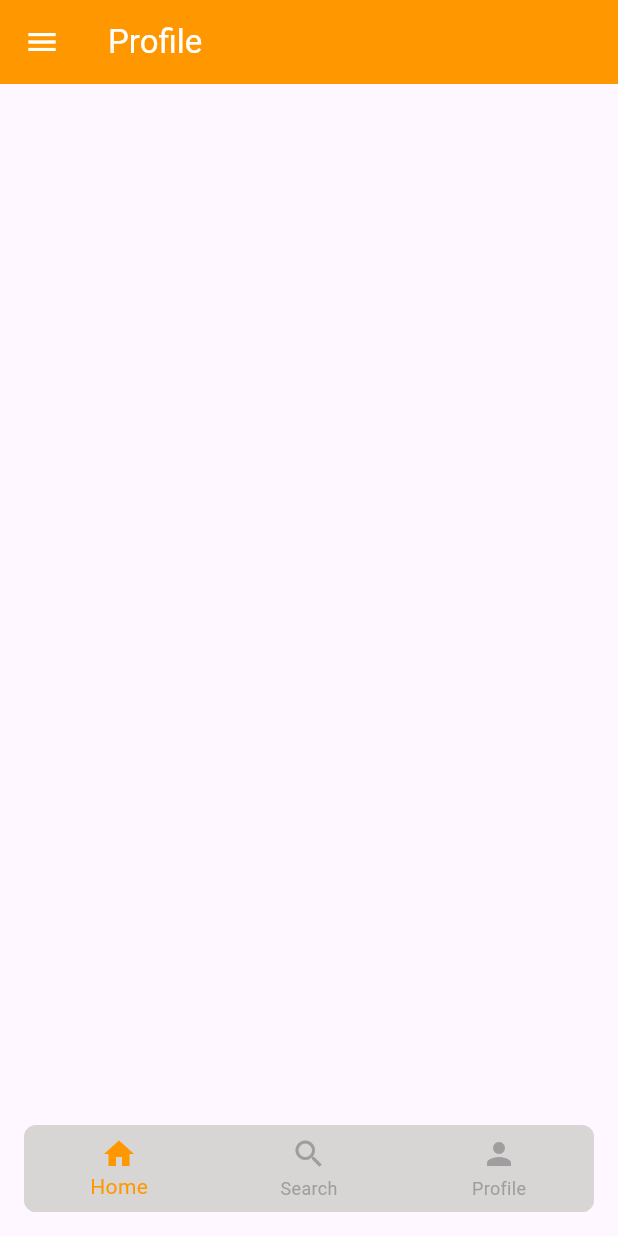
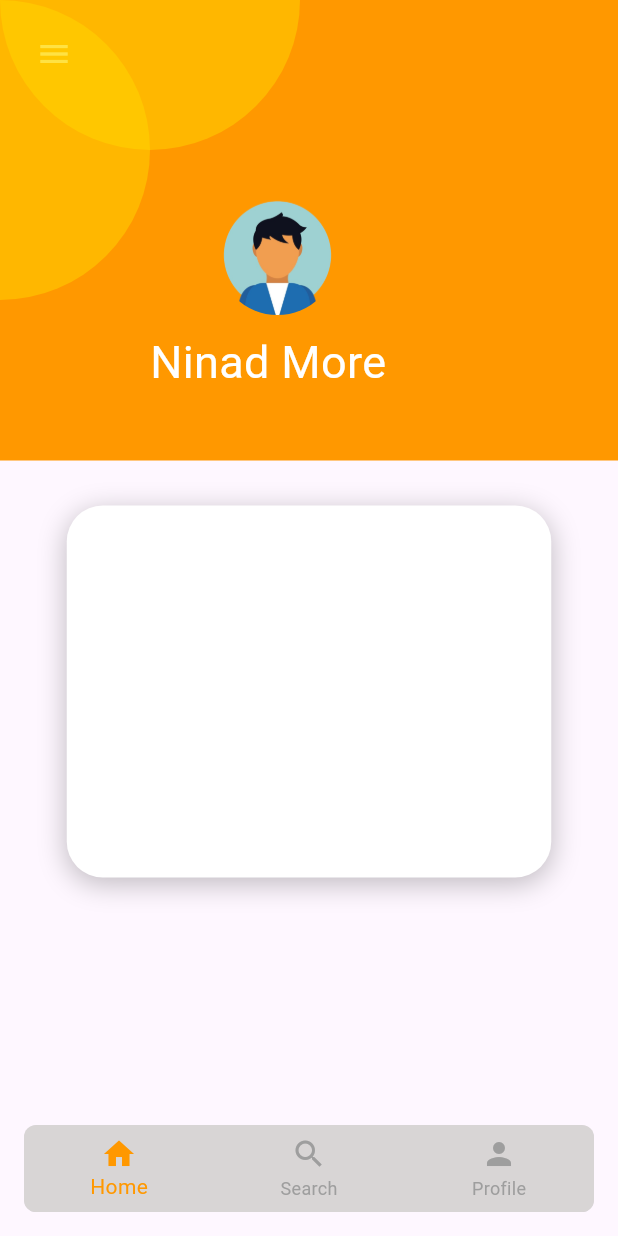
Before and after one commit to ninad-moree/Flutter-UI-Screens, a Flutter app: the ProfileScreen screen opened directly, on a phone screen of 412 x 824 dp. Run offline on Flutter 3.47's test engine with Material 3 defaults, Android fonts, the light colour scheme and no system bars; our stand-ins replace flutter_zoom_drawer.

Commit message:
Profile Screen Updated

```diff
--- a/lib/profile_screen/profile_screen.dart
+++ b/lib/profile_screen/profile_screen.dart
@@ -9,13 +9,100 @@ class ProfileScreen extends StatelessWidget {
   @override
   Widget build(BuildContext context) {
     return Scaffold(
-      appBar: AppBar(
-        title: const Text(
-          'Profile',
-          style: TextStyle(color: Colors.white),
+      body: SingleChildScrollView(
+        child: Column(
+          children: [
+            SizedBox(
+              width: double.infinity,
+              child: Stack(
+                children: [
+                  Container(
+                    width: MediaQuery.of(context).size.width,
+                    height: 307,
+                    decoration: const BoxDecoration(
+                      color: Colors.orange /*Color(0xFF50C2C9)*/,
+                    ),
+                  ),
+                  Padding(
+                    padding: const EdgeInsets.all(8.0),
+                    child: AppBar(
+                      leading: const MenuWidget(),
+                      backgroundColor: Colors.transparent,
+                    ),
+                  ),
+                  Positioned(
+                    left: 0,
+                    top: -100,
+                    child: Container(
+                      width: 200,
+                      height: 200,
+                      decoration: const ShapeDecoration(
+                        color: Color(0x7CFFD700),
+                        shape: OvalBorder(),
+                      ),
+                    ),
+                  ),
+                  Positioned(
+                    left: -100,
+                    top: 0,
+                    child: Container(
+                      width: 200,
+                      height: 200,
+                      decoration: const ShapeDecoration(
+                        color: Color(0x7CFFD700),
+                        shape: OvalBorder(),
+                      ),
+                    ),
+                  ),
+                  const Positioned(
+                    top: 130,
+                    left: 145,
+                    child: CircleAvatar(
+                      backgroundColor: Colors.transparent,
+                      radius: 40,
+                      backgroundImage: AssetImage('assets/images/profile.png'),
+                    ),
+                  ),
+                  const Positioned(
+                    top: 220,
+                    left: 100,
+                    child: Text(
+                      'Ninad More',
+                      style: TextStyle(
+                        fontSize: 30,
+                        color: Colors.white,
+                        decoration: TextDecoration.none,
+                      ),
+                    ),
+                  ),
+                ],
+              ),
+            ),
+
+            const SizedBox(height: 30),
+
+            // SHADOW CONTAINER
+            Container(
+              // Adjust the top margin as needed
+              width: 323,
+              height: 248,
+              decoration: ShapeDecoration(
+                color: Colors.white,
+                shape: RoundedRectangleBorder(
+                  borderRadius: BorderRadius.circular(24),
+                ),
+                shadows: const [
+                  BoxShadow(
+                    color: Color(0x3F000000),
+                    blurRadius: 15,
+                    offset: Offset(0, 4),
+                    spreadRadius: 0,
+                  ),
+                ],
+              ),
+            ),
+          ],
         ),
-        backgroundColor: Colors.orange,
-        leading: const MenuWidget(),
       ),
       bottomNavigationBar: const BottomBar(),
     );
```
